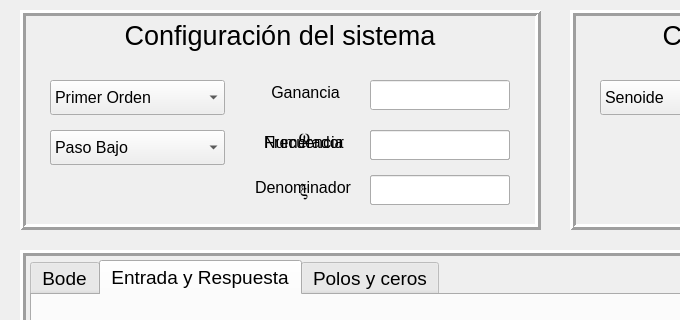
Qt form Python/designer/mainwindow.ui (NicoBeade/tp_final_electrotecnia) before a commit; both pictures show x 0 to 680 and y 0 to 320 of the 1114 by 900 pixel window.
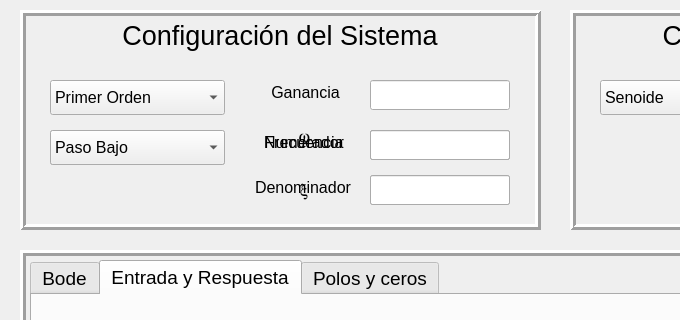
The same form after that commit.

```diff
--- a/Python/designer/mainwindow.ui
+++ b/Python/designer/mainwindow.ui
@@ -77,7 +77,7 @@
       </font>
      </property>
      <property name="text">
-      <string>Configuración del sistema</string>
+      <string>Configuración del Sistema</string>
      </property>
      <property name="alignment">
       <set>Qt::AlignCenter</set>
```
Left out of the diff: 4 changed lines with no effect on the pictures.
